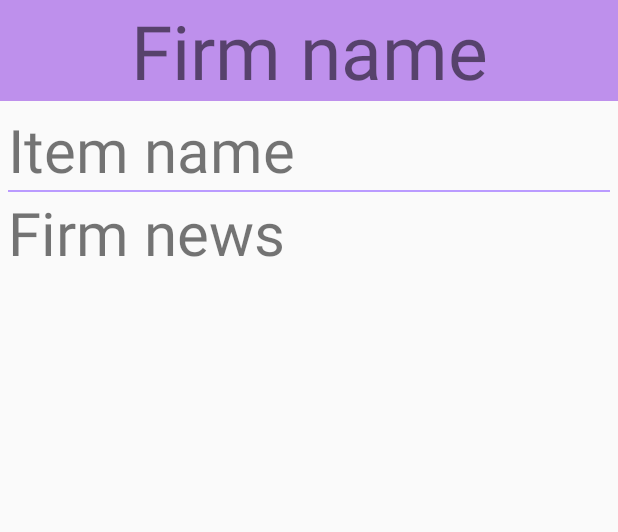
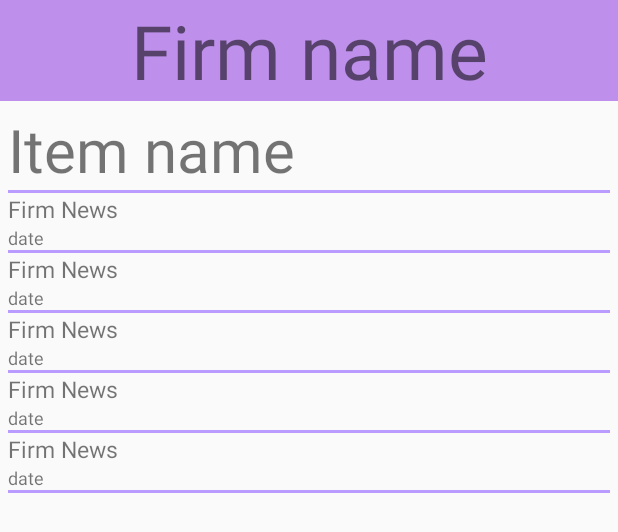
Before and after one commit to Haejoon0313/2020_Fall_Barcode_Reader, an Android app: the layout fragment_result.xml on its own in the app's theme, with its tools: preview values and no code run, on a phone screen of 412 x 824 dp. Shown: the top 532 px of the screen. Run offline under Robolectric (Android 15) with nearby library versions, the light colour scheme and no system bars.

Commit message:
Change XML into 5 News / Show Only First News

```diff
--- a/app/src/main/java/com/example/barcodereader/http/ServerConnection.java
+++ b/app/src/main/java/com/example/barcodereader/http/ServerConnection.java
@@ -29,13 +29,13 @@ public class ServerConnection {
                 Bundle bun = postJSONparse(resultJSONData);
 
                 if(bun == null){
-                    resultbundle.putString("firmName", "결과를 찾을 수 없습니다.");
+                    resultbundle.putString("firmName", "결과 없음");
                     resultbundle.putString("itemName", null);
-                    resultbundle.putStringArray("firmNews", null);
+                    resultbundle.putBundle("firmNews", null);
                 }else{
                     resultbundle.putString("firmName", bun.getString("firmName"));
                     resultbundle.putString("itemName", bun.getString("itemName"));
-                    resultbundle.putStringArray("firmNews", bun.getStringArray("firmNews"));
+                    resultbundle.putBundle("firmNews", bun.getBundle("firmNews"));
                 }
             }
         }.start();
@@ -103,14 +103,17 @@ public class ServerConnection {
 
             JSONArray newsJsonArray = jsonObject.getJSONArray("news");
             JSONObject newsJsonObject;
+            Bundle newsBundle = new Bundle();
 
             for(int i = 0; i < newsJsonArray.length(); i++) {
                 newsJsonObject = newsJsonArray.getJSONObject(i);
 
-                String[] newsContents = {newsJsonObject.getString("title"), newsJsonObject.getString("date"), newsJsonObject.getString("description"), newsJsonObject.getString("link")};
+                String[] newsContents = {newsJsonObject.getString("title"), newsJsonObject.getString("date"), newsJsonObject.getString("link")};
 
-                bundle.putStringArray("firmNews"+i, newsContents);
+                newsBundle.putStringArray("firmNews"+i, newsContents);
             }
+
+            bundle.putBundle("firmNews", newsBundle);
 
         } catch (JSONException e) {
             e.printStackTrace();
--- a/app/src/main/java/com/example/barcodereader/ui/home/ResultFragment.java
+++ b/app/src/main/java/com/example/barcodereader/ui/home/ResultFragment.java
@@ -26,10 +26,15 @@ public class ResultFragment extends Fragment {
         final TextView itemView = root.findViewById(R.id.item_name);
         itemView.setText(getArguments().getString("itemName"));
 
-        final TextView newsView = root.findViewById(R.id.firm_news);
-        String[] newsContents = getArguments().getStringArray("firmNews");
+        Bundle newsBundle = getArguments().getBundle("firmNews");
+        String[] newsContents;
 
-        //newsView.setText(getArguments().getString("firmNews"));
+        newsContents = newsBundle.getStringArray("firmNews0");
+        final TextView newsTitle0View = root.findViewById(R.id.news_title0);
+        final TextView newsDate0View = root.findViewById(R.id.news_date0);
+        newsTitle0View.setText(newsContents[0]);
+        newsDate0View.setText(newsContents[1]);
+
 
         return root;
     }
--- a/app/src/main/res/layout/fragment_result.xml
+++ b/app/src/main/res/layout/fragment_result.xml
@@ -16,7 +16,7 @@
         android:layout_height="wrap_content"
         android:background="#BE90EC"
         android:gravity="center"
-        android:text="Firm name"
+        android:text="@string/firm_name"
         android:textSize="50sp" />
 
     <ScrollView
@@ -33,20 +33,123 @@
                 android:id="@+id/item_name"
                 android:layout_width="match_parent"
                 android:layout_height="wrap_content"
-                android:text="Item name"
+                android:text="@string/item_name"
                 android:textSize="40sp" />
 
             <View
                 android:layout_width="match_parent"
-                android:layout_height="2px"
+                android:layout_height="2dp"
                 android:background="@color/colorPrimaryDark" />
 
             <TextView
-                android:id="@+id/firm_news"
+                android:id="@+id/news_title0"
                 android:layout_width="match_parent"
-                android:layout_height="wrap_content"
-                android:text="Firm news"
-                android:textSize="40sp" />
+                android:layout_height="match_parent"
+                android:text="@string/firm_news"
+                android:textAlignment="viewStart"
+                android:textSize="15sp" />
+
+            <TextView
+                android:id="@+id/news_date0"
+                android:layout_width="match_parent"
+                android:layout_height="match_parent"
+                android:text="@string/date"
+                android:textAlignment="viewStart"
+                android:textSize="12sp" />
+
+            <View
+                android:id="@+id/view15"
+                android:layout_width="match_parent"
+                android:layout_height="2dp"
+                android:background="@color/colorPrimaryDark" />
+
+            <TextView
+                android:id="@+id/news_title1"
+                android:layout_width="match_parent"
+                android:layout_height="match_parent"
+                android:text="@string/firm_news"
+                android:textAlignment="viewStart"
+                android:textSize="15sp" />
+
+            <TextView
+                android:id="@+id/news_date1"
+                android:layout_width="match_parent"
+                android:layout_height="match_parent"
+                android:text="@string/date"
+                android:textAlignment="viewStart"
+                android:textSize="12sp" />
+
+            <View
+                android:id="@+id/view11"
+                android:layout_width="match_parent"
+                android:layout_height="2dp"
+                android:background="@color/colorPrimaryDark" />
+
+            <TextView
+                android:id="@+id/news_title2"
+                android:layout_width="match_parent"
+                android:layout_height="match_parent"
+                android:text="@string/firm_news"
+                android:textAlignment="viewStart"
+                android:textSize="15sp" />
+
+            <TextView
+                android:id="@+id/news_date2"
+                android:layout_width="match_parent"
+                android:layout_height="match_parent"
+                android:text="@string/date"
+                android:textAlignment="viewStart"
+                android:textSize="12sp" />
+
+            <View
+                android:id="@+id/view12"
+                android:layout_width="match_parent"
+                android:layout_height="2dp"
+                android:background="@color/colorPrimaryDark" />
+
+            <TextView
+                android:id="@+id/news_title3"
+                android:layout_width="match_parent"
+                android:layout_height="match_parent"
+                android:text="@string/firm_news"
+                android:textAlignment="viewStart"
+                android:textSize="15sp" />
+
+            <TextView
+                android:id="@+id/news_date3"
+                android:layout_width="match_parent"
+                android:layout_height="match_parent"
+                android:text="@string/date"
+                android:textAlignment="viewStart"
+                android:textSize="12sp" />
+
+            <View
+                android:id="@+id/view13"
+                android:layout_width="match_parent"
+                android:layout_height="2dp"
+                android:background="@color/colorPrimaryDark" />
+
+            <TextView
+                android:id="@+id/news_title4"
+                android:layout_width="match_parent"
+                android:layout_height="match_parent"
+                android:text="@string/firm_news"
+                android:textAlignment="viewStart"
+                android:textSize="15sp" />
+
+            <TextView
+                android:id="@+id/news_date4"
+                android:layout_width="match_parent"
+                android:layout_height="match_parent"
+                android:text="@string/date"
+                android:textAlignment="viewStart"
+                android:textSize="12sp" />
+
+            <View
+                android:id="@+id/view16"
+                android:layout_width="match_parent"
+                android:layout_height="2dp"
+                android:background="@color/colorPrimaryDark" />
 
         </LinearLayout>
     </ScrollView>
--- a/app/src/main/res/values/strings.xml
+++ b/app/src/main/res/values/strings.xml
@@ -12,4 +12,8 @@
     <string name="menu_home">Home</string>
     <string name="menu_gallery">Gallery</string>
     <string name="menu_slideshow">Slideshow</string>
+    <string name="item_name">Item name</string>
+    <string name="firm_name">Firm name</string>
+    <string name="firm_news">Firm News</string>
+    <string name="date">date</string>
 </resources>
```
